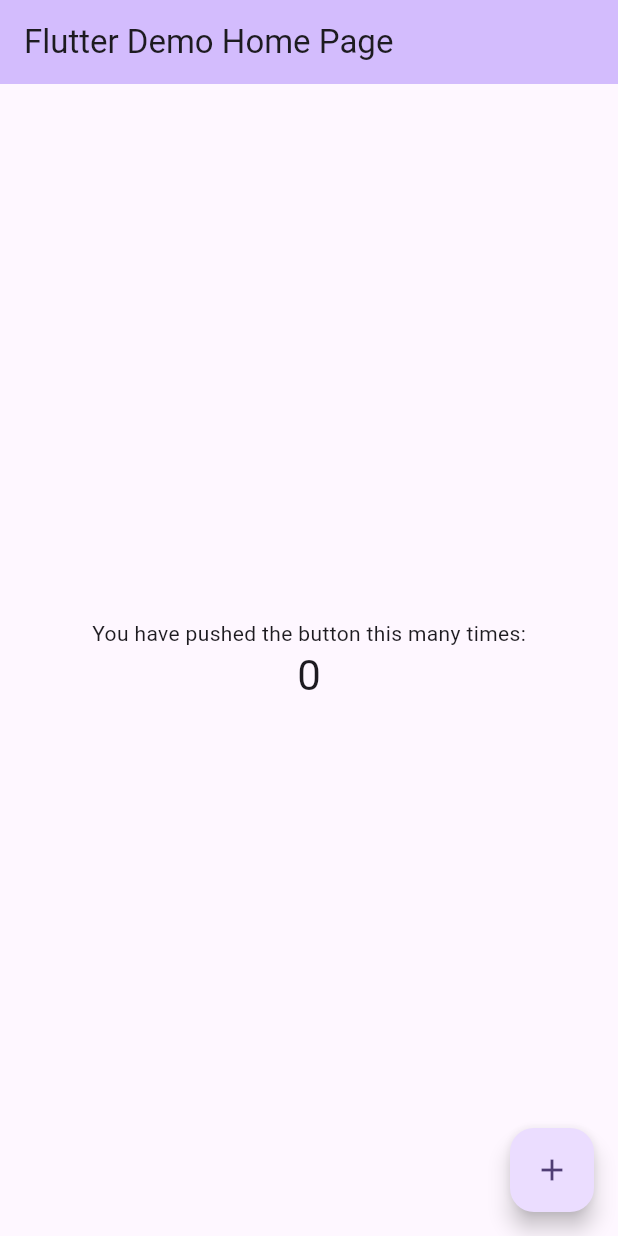
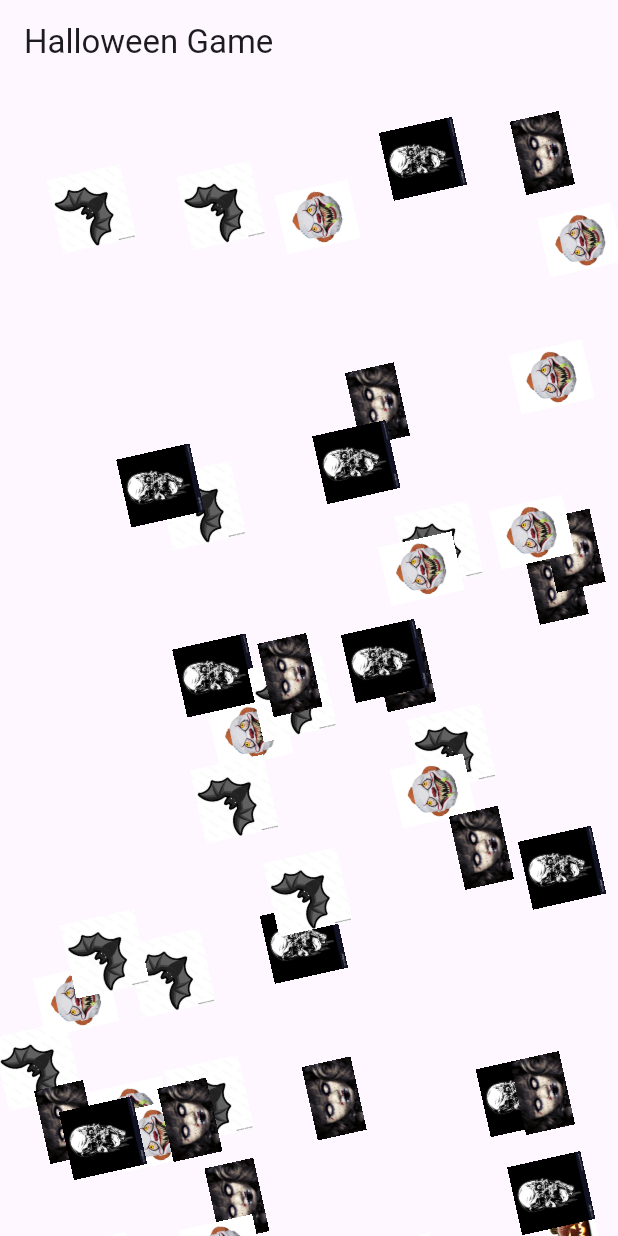
Before and after one commit to Raviteja582/flutter_halloween_theme, a Flutter app: the screen it shows after launch, on a phone screen of 412 x 824 dp. Run offline on Flutter 3.47's test engine with Material 3 defaults, Android fonts, the phone set to English and light mode, and no system bars.

Commit message:
Added objects to move randomly

```diff
--- a/lib/main.dart
+++ b/lib/main.dart
@@ -1,3 +1,5 @@
+import 'dart:async';
+import 'dart:math';
 import 'package:flutter/material.dart';
 
 void main() {
@@ -7,119 +9,173 @@ void main() {
 class MyApp extends StatelessWidget {
   const MyApp({super.key});
 
-  // This widget is the root of your application.
   @override
   Widget build(BuildContext context) {
     return MaterialApp(
-      title: 'Flutter Demo',
+      title: 'Halloween Game',
       theme: ThemeData(
-        // This is the theme of your application.
-        //
-        // TRY THIS: Try running your application with "flutter run". You'll see
-        // the application has a purple toolbar. Then, without quitting the app,
-        // try changing the seedColor in the colorScheme below to Colors.green
-        // and then invoke "hot reload" (save your changes or press the "hot
-        // reload" button in a Flutter-supported IDE, or press "r" if you used
-        // the command line to start the app).
-        //
-        // Notice that the counter didn't reset back to zero; the application
-        // state is not lost during the reload. To reset the state, use hot
-        // restart instead.
-        //
-        // This works for code too, not just values: Most code changes can be
-        // tested with just a hot reload.
-        colorScheme: ColorScheme.fromSeed(seedColor: Colors.deepPurple),
-        useMaterial3: true,
+        primarySwatch: Colors.orange,
       ),
-      home: const MyHomePage(title: 'Flutter Demo Home Page'),
+      home: const GameScreen(),
     );
   }
 }
 
-class MyHomePage extends StatefulWidget {
-  const MyHomePage({super.key, required this.title});
-
-  // This widget is the home page of your application. It is stateful, meaning
-  // that it has a State object (defined below) that contains fields that affect
-  // how it looks.
-
-  // This class is the configuration for the state. It holds the values (in this
-  // case the title) provided by the parent (in this case the App widget) and
-  // used by the build method of the State. Fields in a Widget subclass are
-  // always marked "final".
-
-  final String title;
+class GameScreen extends StatefulWidget {
+  const GameScreen({super.key});
 
   @override
-  State<MyHomePage> createState() => _MyHomePageState();
+  _GameScreenState createState() => _GameScreenState();
 }
 
-class _MyHomePageState extends State<MyHomePage> {
-  int _counter = 0;
+class _GameScreenState extends State<GameScreen>
+    with SingleTickerProviderStateMixin {
+  final List<String> _assets = [
+    'assets/bat.jpg',
+    'assets/ball.jpg',
+    'assets/pumpkin.jpg',
+    'assets/scary.jpg',
+    'assets/skull.jpg',
+    'assets/scary.jpg',
+    'assets/skull.jpg',
+    'assets/bat.jpg',
+    'assets/ball.jpg',
+    'assets/scary.jpg',
+    'assets/skull.jpg',
+    'assets/scary.jpg',
+    'assets/skull.jpg',
+    'assets/bat.jpg',
+    'assets/ball.jpg',
+    'assets/bat.jpg',
+    'assets/ball.jpg',
+    'assets/scary.jpg',
+    'assets/skull.jpg',
+    'assets/scary.jpg',
+    'assets/skull.jpg',
+    'assets/bat.jpg',
+    'assets/ball.jpg',
+    'assets/bat.jpg',
+    'assets/ball.jpg',
+    'assets/scary.jpg',
+    'assets/skull.jpg',
+    'assets/scary.jpg',
+    'assets/skull.jpg',
+    'assets/bat.jpg',
+    'assets/ball.jpg',
+    'assets/ball.jpg',
+    'assets/bat.jpg',
+    'assets/ball.jpg',
+    'assets/scary.jpg',
+    'assets/skull.jpg',
+    'assets/scary.jpg',
+    'assets/skull.jpg',
+    'assets/bat.jpg',
+    'assets/ball.jpg',
+    'assets/bat.jpg',
+    'assets/ball.jpg',
+    'assets/scary.jpg',
+    'assets/skull.jpg',
+    'assets/scary.jpg',
+    'assets/skull.jpg',
+    'assets/bat.jpg',
+    'assets/ball.jpg',
+    'assets/bat.jpg',
+    'assets/ball.jpg',
+    'assets/scary.jpg',
+  ];
 
-  void _incrementCounter() {
-    setState(() {
-      // This call to setState tells the Flutter framework that something has
-      // changed in this State, which causes it to rerun the build method below
-      // so that the display can reflect the updated values. If we changed
-      // _counter without calling setState(), then the build method would not be
-      // called again, and so nothing would appear to happen.
-      _counter++;
+  final List<Offset> _positions = [];
+  final List<double> _rotations = [];
+  final Random _random = Random();
+  late Timer _timer;
+
+  @override
+  void didChangeDependencies() {
+    super.didChangeDependencies();
+
+    if (_positions.isEmpty) {
+      for (int i = 0; i < _assets.length; i++) {
+        _positions.add(Offset(_getRandomXPosition(), _getRandomYPosition()));
+        _rotations.add(10.0); // Initialize rotation angles
+      }
+    }
+
+    _timer = Timer.periodic(const Duration(milliseconds: 100), (timer) {
+      setState(() {
+        for (int i = 0; i < _positions.length; i++) {
+          // Random movement direction
+          double dx = (_random.nextDouble() - 0.5) * 10;
+          double dy = (_random.nextDouble() - 0.5) * 10;
+
+          // Update positions with random movement
+          _positions[i] = Offset(
+            _positions[i].dx + dx,
+            _positions[i].dy + dy,
+          );
+
+          // Apply rotation
+          _rotations[i] += 5.1;
+
+          // Ensure objects stay within the screen bounds
+          if (_positions[i].dx < 0) {
+            _positions[i] = Offset(0, _positions[i].dy);
+          } else if (_positions[i].dx >
+              MediaQuery.of(context).size.width - 50) {
+            _positions[i] = Offset(
+                MediaQuery.of(context).size.width - 50, _positions[i].dy);
+          }
+
+          if (_positions[i].dy < 0) {
+            _positions[i] = Offset(_positions[i].dx, 0);
+          } else if (_positions[i].dy >
+              MediaQuery.of(context).size.height - 50) {
+            _positions[i] = Offset(
+                _positions[i].dx, MediaQuery.of(context).size.height - 50);
+          }
+        }
+      });
     });
   }
 
   @override
+  void dispose() {
+    _timer.cancel();
+    super.dispose();
+  }
+
+  double _getRandomXPosition() {
+    return _random.nextDouble() * MediaQuery.of(context).size.width;
+  }
+
+  double _getRandomYPosition() {
+    return _random.nextDouble() * MediaQuery.of(context).size.height;
+  }
+
+  @override
   Widget build(BuildContext context) {
-    // This method is rerun every time setState is called, for instance as done
-    // by the _incrementCounter method above.
-    //
-    // The Flutter framework has been optimized to make rerunning build methods
-    // fast, so that you can just rebuild anything that needs updating rather
-    // than having to individually change instances of widgets.
     return Scaffold(
       appBar: AppBar(
-        // TRY THIS: Try changing the color here to a specific color (to
-        // Colors.amber, perhaps?) and trigger a hot reload to see the AppBar
-        // change color while the other colors stay the same.
-        backgroundColor: Theme.of(context).colorScheme.inversePrimary,
-        // Here we take the value from the MyHomePage object that was created by
-        // the App.build method, and use it to set our appbar title.
-        title: Text(widget.title),
+        title: const Text('Halloween Game'),
       ),
-      body: Center(
-        // Center is a layout widget. It takes a single child and positions it
-        // in the middle of the parent.
-        child: Column(
-          // Column is also a layout widget. It takes a list of children and
-          // arranges them vertically. By default, it sizes itself to fit its
-          // children horizontally, and tries to be as tall as its parent.
-          //
-          // Column has various properties to control how it sizes itself and
-          // how it positions its children. Here we use mainAxisAlignment to
-          // center the children vertically; the main axis here is the vertical
-          // axis because Columns are vertical (the cross axis would be
-          // horizontal).
-          //
-          // TRY THIS: Invoke "debug painting" (choose the "Toggle Debug Paint"
-          // action in the IDE, or press "p" in the console), to see the
-          // wireframe for each widget.
-          mainAxisAlignment: MainAxisAlignment.center,
-          children: <Widget>[
-            const Text(
-              'You have pushed the button this many times:',
+      body: Stack(
+        children: _assets.asMap().entries.map((entry) {
+          int index = entry.key;
+          String asset = entry.value;
+
+          return Positioned(
+            left: _positions[index].dx,
+            top: _positions[index].dy,
+            child: Transform.rotate(
+              angle: _rotations[index], // Apply rotation
+              child: Image.asset(
+                asset,
+                width: 50,
+                height: 50,
+              ),
             ),
-            Text(
-              '$_counter',
-              style: Theme.of(context).textTheme.headlineMedium,
-            ),
-          ],
-        ),
+          );
+        }).toList(),
       ),
-      floatingActionButton: FloatingActionButton(
-        onPressed: _incrementCounter,
-        tooltip: 'Increment',
-        child: const Icon(Icons.add),
-      ), // This trailing comma makes auto-formatting nicer for build methods.
     );
   }
 }
--- a/pubspec.yaml
+++ b/pubspec.yaml
@@ -59,9 +59,8 @@ flutter:
   uses-material-design: true
 
   # To add assets to your application, add an assets section, like this:
-  # assets:
-  #   - images/a_dot_burr.jpeg
-  #   - images/a_dot_ham.jpeg
+  assets:
+    - assets/
 
   # An image asset can refer to one or more resolution-specific "variants", see
   # https://flutter.dev/to/resolution-aware-images
```
Also changed, not shown: assets/ball.jpg (added), assets/bat.jpg (added), assets/pumpkin.jpg (added), assets/scary.jpg (added), assets/skull.jpg (added).
